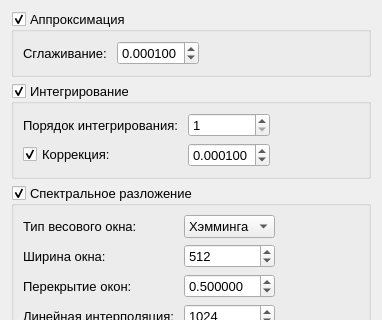
Old version of the form gui/SignalCharacteristicsWindow.ui in the repository Qinterfly/EvalSig; both pictures show x 0 to 382 and y 0 to 320 of the 382 by 561 pixel window.
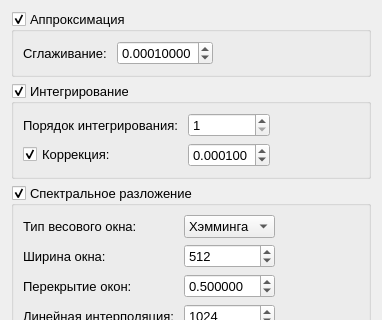
New version of the form.

Commit message: v1.6.5. Предел задания данных

```diff
--- a/gui/SignalCharacteristicsWindow.ui
+++ b/gui/SignalCharacteristicsWindow.ui
@@ -49,7 +49,7 @@
       <item row="0" column="1">
        <widget class="QDoubleSpinBox" name="spinBoxApproximationSmoothFactor">
         <property name="decimals">
-         <number>6</number>
+         <number>8</number>
         </property>
         <property name="maximum">
          <double>1.000000000000000</double>
```
The commit also changes 1 other file.
